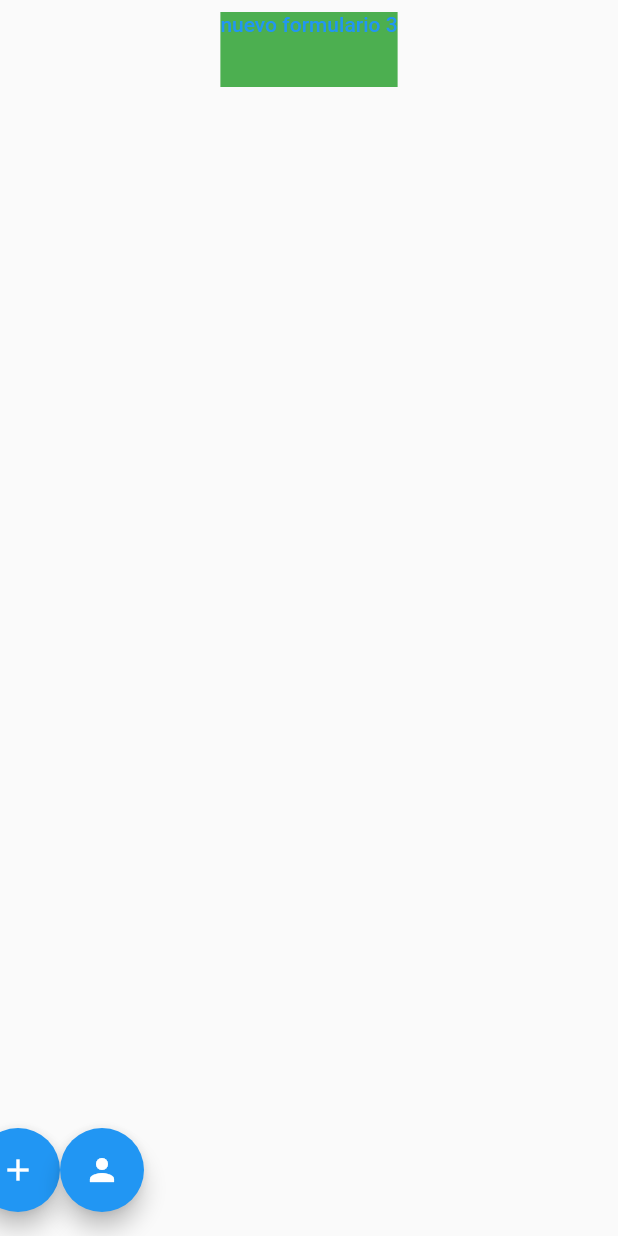
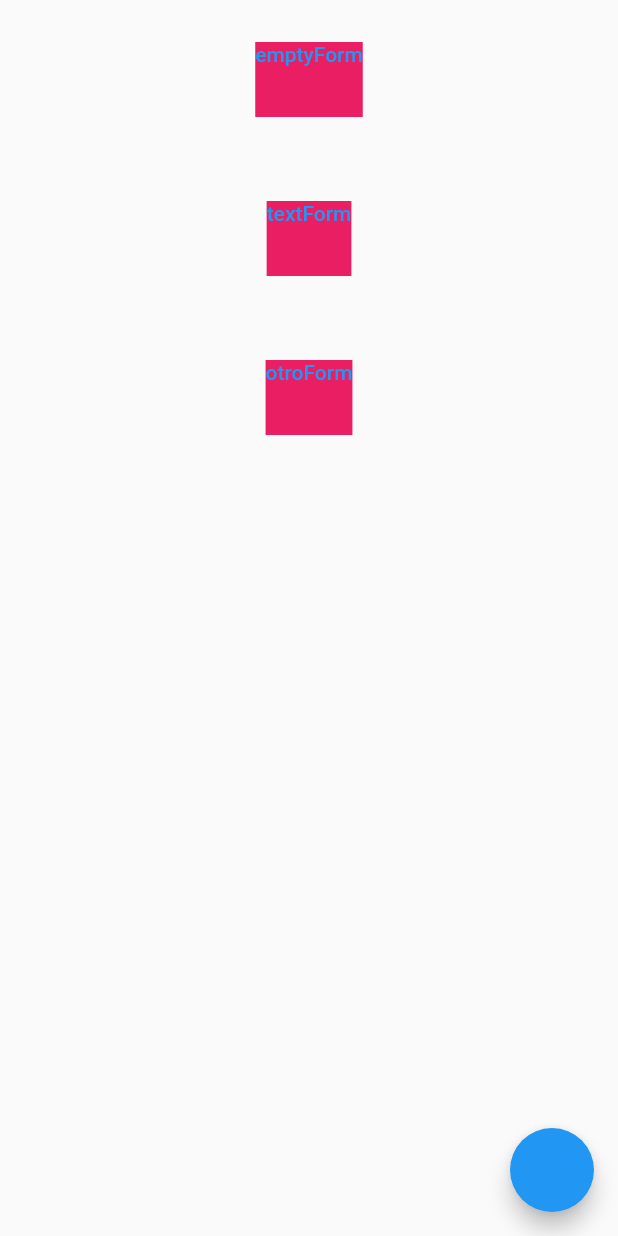
Before and after one commit to flutteracademy-app/clases-adra, a Flutter app: the screen it shows once a user with an empty profile is signed in, after a tap on the "add" icon, on a phone screen of 412 x 824 dp. Run offline on Flutter 3.47's test engine with Material 2 defaults, Android fonts, the phone set to English and light mode, and no system bars; our stand-ins replace cloud_firestore, firebase_auth, firebase_core, get; accounts and stored records are empty.

Commit message:
create dynamic forms

```diff
--- a/app_adra_forms/lib/layout/componets/validators.dart
+++ b/app_adra_forms/lib/layout/componets/validators.dart
@@ -6,6 +6,16 @@ class Validator {
     RegExp regex = RegExp(pattern);
     if (!regex.hasMatch(value!)) {
       return 'Email Válido';
+    } else {
+      return null;
+    }
+  }
+
+  String? name(String? value) {
+    String pattern = r'^.{6,}$';
+    RegExp regex = RegExp(pattern);
+    if (!regex.hasMatch(value!)) {
+      return 'Name invalid';
     } else {
       return null;
     }
--- a/app_adra_forms/lib/models/form_model.dart
+++ b/app_adra_forms/lib/models/form_model.dart
@@ -3,6 +3,8 @@ import 'package:json_annotation/json_annotation.dart';
 part 'form_model.g.dart';
 
 @JsonSerializable(anyMap: true, explicitToJson: true)
+enum TypeForm { emptyForm, textForm, otroForm }
+
 class FormModel {
   String? uid;
   final String? nameUser;
--- a/app_adra_forms/lib/modules/generate_dynamic_forms/controller/form_controller.dart
+++ b/app_adra_forms/lib/modules/generate_dynamic_forms/controller/form_controller.dart
@@ -1,11 +1,17 @@
 import 'package:app_adra_forms/models/form_model.dart';
 import 'package:app_adra_forms/services/firestore_service_forms.dart';
+import 'package:flutter/material.dart';
 import 'package:get/get.dart';
 
 class FormController extends GetxController {
   Rx<List<FormModel>> formsList = Rx<List<FormModel>>([]);
 
+  TextEditingController nameFormController = TextEditingController();
+  TextEditingController descriptionFormController = TextEditingController();
+
   DatabaseForms databaseForms = DatabaseForms();
+
+  static FormController to = Get.find();
 
   @override
   void onReady() {
--- /dev/null
+++ b/app_adra_forms/lib/modules/generate_dynamic_forms/views/types_forms_screen.dart
@@ -0,0 +1,43 @@
+import 'package:app_adra_forms/models/form_model.dart';
+import 'package:app_adra_forms/modules/generate_dynamic_forms/views/create_empty_form_screen.dart';
+import 'package:app_adra_forms/modules/generate_dynamic_forms/views/create_text_form_screen.dart';
+import 'package:flutter/material.dart';
+import 'package:get/get.dart';
+
+class TypesFormsScreen extends StatelessWidget {
+  const TypesFormsScreen({Key? key}) : super(key: key);
+
+  @override
+  Widget build(BuildContext context) {
+    return Scaffold(
+      floatingActionButton: FloatingActionButton(onPressed: () {
+        Get.back();
+      }),
+      body: ListView.builder(
+        itemCount: TypeForm.values.length,
+        itemBuilder: (context, index) {
+          return TextButton(
+            onPressed: () {
+              if (TypeForm.values[index].name == TypeForm.emptyForm.name) {
+                Get.to(CreateEmptyFormScreen());
+              } else if (TypeForm.values[index].name ==
+                  TypeForm.textForm.name) {
+                Get.to(CreateTextFormScreen());
+              } else {
+                print("Otrooooo");
+              }
+            },
+            child: Padding(
+              padding: const EdgeInsets.symmetric(vertical: 20.0),
+              child: Container(
+                height: 50,
+                color: Colors.pink,
+                child: Text(TypeForm.values[index].name),
+              ),
+            ),
+          );
+        },
+      ),
+    );
+  }
+}
--- a/app_adra_forms/lib/modules/home/screens/home_screen.dart
+++ b/app_adra_forms/lib/modules/home/screens/home_screen.dart
@@ -1,6 +1,8 @@
 import 'package:app_adra_forms/models/form_model.dart';
 import 'package:app_adra_forms/modules/auth/controller/auth_controller.dart';
 import 'package:app_adra_forms/modules/generate_dynamic_forms/controller/form_controller.dart';
+import 'package:app_adra_forms/modules/generate_dynamic_forms/views/create_empty_form_screen.dart';
+import 'package:app_adra_forms/modules/generate_dynamic_forms/views/types_forms_screen.dart';
 import 'package:app_adra_forms/modules/home/screens/details_screen.dart';
 import 'package:app_adra_forms/services/firestore_service_forms.dart';
 import 'package:flutter/material.dart';
@@ -13,8 +15,8 @@ class HomeScreen extends StatelessWidget {
 
   @override
   Widget build(BuildContext context) {
-    FormModel formModel = FormModel(
-        description: "Hola soy un formulario 3", name: "nuevo formulario 3");
+    // FormModel formModel = FormModel(
+    //     description: "Hola soy un formulario 3", name: "nuevo formulario 3");
     return Scaffold(
       floatingActionButton: Row(
         children: [
@@ -22,10 +24,12 @@ class HomeScreen extends StatelessWidget {
               heroTag: "Boton 1",
               child: const Icon(Icons.add),
               onPressed: () {
-                DatabaseForms().createNewForm(
-                  model: formModel,
-                  user: authController.firebaseUser.value!,
-                );
+                Get.to(TypesFormsScreen());
+                // Get.to(CreateEmptyFormScreen());
+                // DatabaseForms().createNewForm(
+                //   model: formModel,
+                //   user: authController.firebaseUser.value!,
+                // );
               }),
           FloatingActionButton(
               heroTag: "Boton 2",
--- a/app_adra_forms/lib/services/firestore_service_forms.dart
+++ b/app_adra_forms/lib/services/firestore_service_forms.dart
@@ -22,7 +22,9 @@ class DatabaseForms {
   }
 
   Future<bool> createNewForm(
-      {required FormModel model, required User user}) async {
+      {required FormModel model,
+      required User user,
+      required TypeForm form}) async {
     try {
       model.uid = _firestore.collection(_collection).doc().id;
       await _firestore.collection(_collection).doc(model.uid).set({
@@ -31,6 +33,7 @@ class DatabaseForms {
         "nameUser": user.displayName,
         "uidUser": user.uid,
         "description": model.description,
+        "typeForm": form.name
       });
       return true;
     } catch (e) {
```
Also changed, not shown: app_adra_forms/lib/modules/generate_dynamic_forms/views/create_empty_form_screen.dart (added, +94 -0 lines), app_adra_forms/lib/modules/generate_dynamic_forms/views/create_text_form_screen.dart (added, +77 -0 lines).
